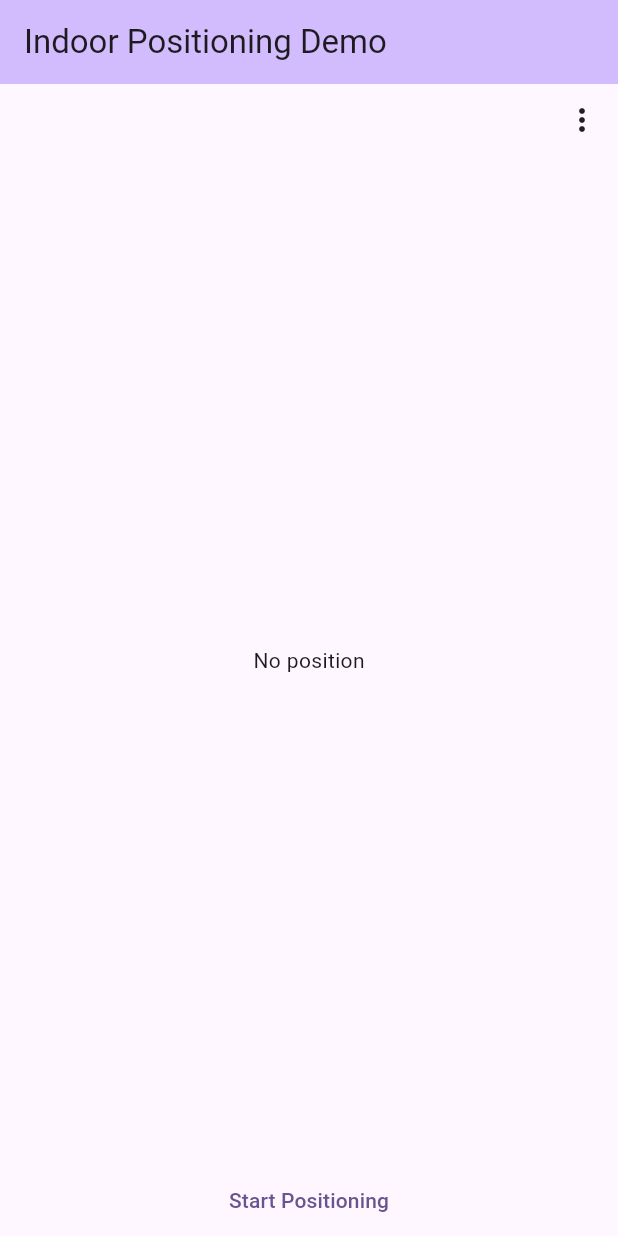
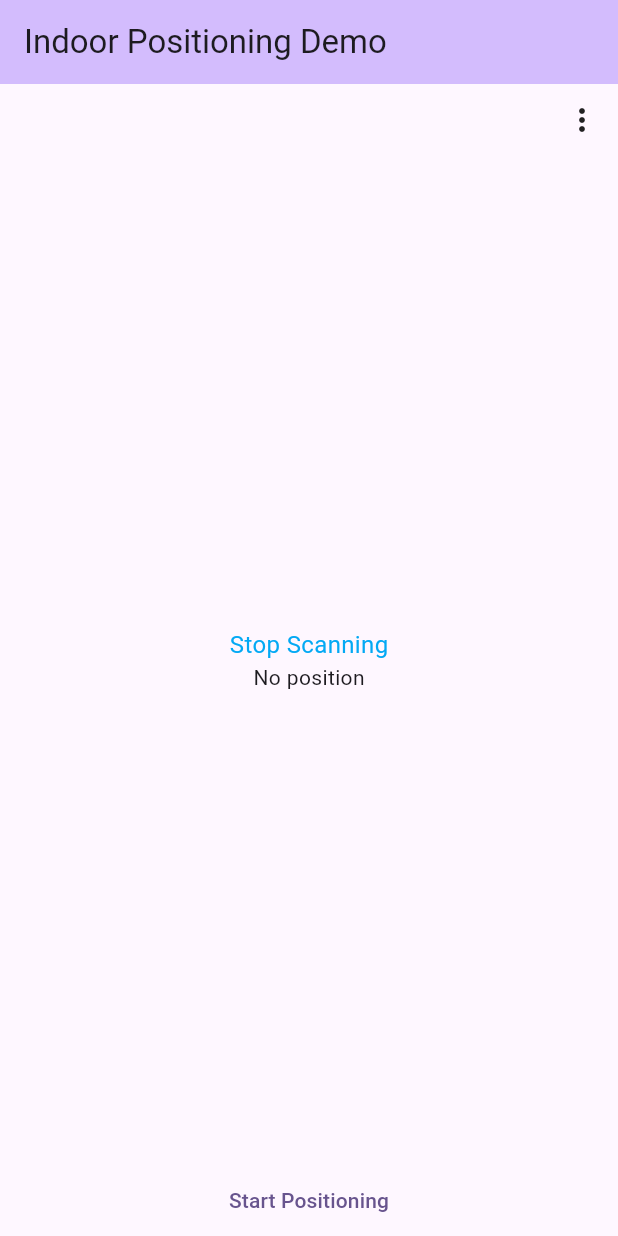
Before and after one commit to SheenaJacob/positioning, a Flutter app: the screen it shows after launch, after a tap on "Start Positioning", on a phone screen of 412 x 824 dp. Run offline on Flutter 3.47's test engine with Material 2 defaults, Android fonts, the phone set to English and light mode, and no system bars; our stand-ins replace file_picker, flutter_mobx, get_it, mobx; missing offline and left inert: easylocate_flutter_sdk.

Commit message:
Included notifications

```diff
--- a/lib/main.dart
+++ b/lib/main.dart
@@ -76,9 +76,22 @@ class IndoorPositioning extends StatelessWidget {
                   )),
               Expanded(
                 child: Center(
-                  child: Text(_viewModel.position == null
-                      ? 'No position'
-                      : 'Latitude: ${_viewModel.position!.lat} \nLongitude: ${_viewModel.position!.lon} \nAccuracy: ${_viewModel.position!.acc}'),
+                  child: Column(
+                    mainAxisAlignment: MainAxisAlignment.center,
+                    mainAxisSize: MainAxisSize.min,
+                    children: [
+                      Text(
+                        _viewModel.notification,
+                        style: const TextStyle(
+                          fontSize: 16,
+                          color: Colors.lightBlue,
+                        ),
+                      ),
+                      Text(_viewModel.position == null
+                          ? 'No position'
+                          : 'Latitude: ${_viewModel.position!.lat} \nLongitude: ${_viewModel.position!.lon} \nAccuracy: ${_viewModel.position!.acc}'),
+                    ],
+                  ),
                 ),
               ),
               Align(
--- a/lib/services/indoor_positioning_service.dart
+++ b/lib/services/indoor_positioning_service.dart
@@ -52,6 +52,14 @@ class IndoorPositioningService implements Disposable {
 
   double get referenceAzimuth => _referenceAzimuth.value;
 
+  // ------------------ Notification -------------------//
+
+  final Observable<String> _notification = Observable('');
+
+  /// Return notifications from the device
+  String get notification => _notification.value;
+
+
   // ------------------  Connection Status -------------------//
 
   final Observable<bool> _isConnected = Observable(false);
@@ -97,22 +105,26 @@ class IndoorPositioningService implements Disposable {
       EasyLocateSdk easyLocateSdk = EasyLocateSdk();
       // Starts scanning and looks for tracelets for 5 seconds
       debugPrint('Start Scanning for Tracelets');
+      runInAction(() => _notification.value = 'Scanning for Tracelets');
       await easyLocateSdk.startTraceletScan(
         scanListener,
         scanTimeout: 10,
       );
+      runInAction(() => _notification.value = 'Scanning Complete');
       debugPrint('Scan complete');
       // Gets the closest bluetooth tracelet available
       final bluetoothTracelet = scanListener.bleDevice;
       debugPrint('Tracelets Found ${bluetoothTracelet?.name}');
+      runInAction(() => _notification.value = 'Tracelets Found ${bluetoothTracelet?.name}');
       // Stops bluetooth tracelet scanning
       await easyLocateSdk.stopBleScan();
       debugPrint('Stop Scanning');
-
+      runInAction(() => _notification.value = 'Stop Scanning');
       // Continue only if a ble Tracelet is found
       if (bluetoothTracelet != null) {
         // Connect to the bluetooth tracelet
         debugPrint('Connecting to Tracelet');
+        runInAction(() => _notification.value = 'Connecting to Tracelet ${bluetoothTracelet.name}');
         _positioningApi = await _easyLocateSdk.connectBleTracelet(
           bluetoothTracelet,
           ConnectionListener(
@@ -121,6 +133,7 @@ class IndoorPositioningService implements Disposable {
               debugPrint(
                   'Tracelet Connected. To verify look for a blue flashing light on the device');
               // A blue LED blinks on the connected device. This can be used to verify if you're connected to the right device
+              runInAction(() => _notification.value = 'Tracelet Connected. To verify look for a blue flashing light on the device');
               await _positioningApi!.showMe();
 
               debugPrint('Setting channel to Channel 5');
@@ -150,6 +163,7 @@ class IndoorPositioningService implements Disposable {
 
               // Start positioning. Uses the position listener to get wgs84 values
               debugPrint('Start Positioning');
+              runInAction(() => _notification.value = 'Start Positioning');
               await _positioningApi!.startPositioning(
                 PositionListener(
                   onWgs84PositionUpdated: (position) {
@@ -168,6 +182,7 @@ class IndoorPositioningService implements Disposable {
               });
               // Takes 1 second after disconnectTracelet() runs to execute
               debugPrint('Tracelet Disconnected');
+              runInAction(() => _notification.value = 'Tracelet Disconnected');
             },
           ),
         );
@@ -177,6 +192,7 @@ class IndoorPositioningService implements Disposable {
         _bluetoothTracelet.value = null;
         _isConnected.value = false;
         _wgs84Position.value = null;
+        _notification.value = error.toString();
       });
       debugPrint(error.toString());
     }
@@ -186,6 +202,7 @@ class IndoorPositioningService implements Disposable {
   void disconnectTracelet() async {
     if (_positioningApi != null) {
       debugPrint('Disconnecting Tracelet');
+      runInAction(() => _notification.value = 'Disconnecting Tracelet');
       await _positioningApi!.stopPositioning();
       // The tracelet takes 1s to disconnect
       _positioningApi!.disconnect();
--- a/lib/view_models/positioning_view_model.dart
+++ b/lib/view_models/positioning_view_model.dart
@@ -12,6 +12,8 @@ import '../services/service_locator.dart';
 class PositioningViewModel {
   final IndoorPositioningService _positioningService =
       getIt<IndoorPositioningService>();
+
+  String get notification => _positioningService.notification;
 
   Wgs84Position? get position => _positioningService.wgs84position;
 
```
